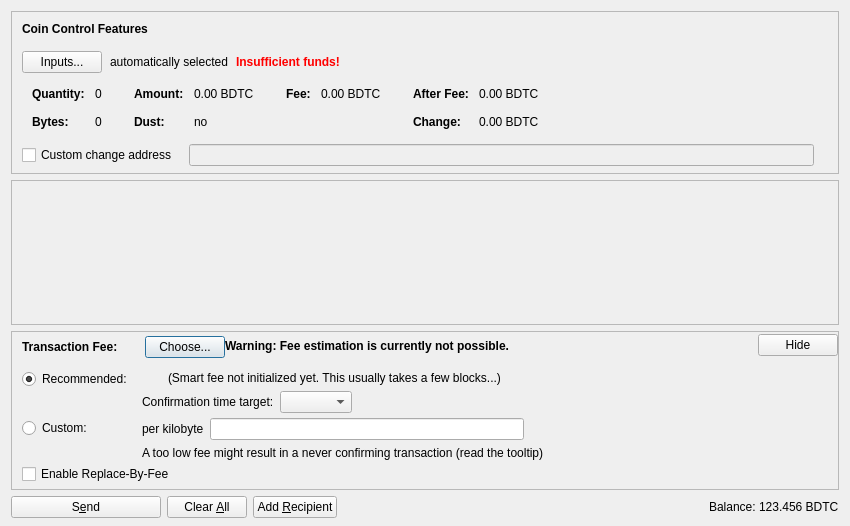
Above: src/qt/forms/sendcoinsdialog.ui from bdtchain/bdtcoin before the change. Below: the same form after it.
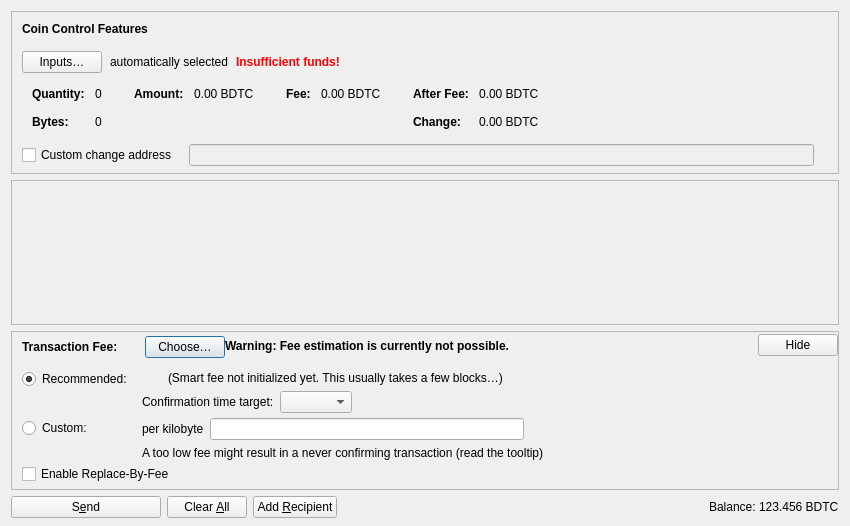
That is the form after the change. Icons and pictures are not drawn. Custom widgets are drawn as their Qt base class.

```diff
--- a/src/qt/forms/sendcoinsdialog.ui
+++ b/src/qt/forms/sendcoinsdialog.ui
@@ -107,7 +107,7 @@
              <string notr="true"/>
             </property>
             <property name="text">
-             <string>Inputs...</string>
+             <string>Inputs…</string>
             </property>
             <property name="autoDefault">
              <bool>false</bool>
@@ -331,35 +331,6 @@
                  </property>
                 </widget>
                </item>
-               <item row="1" column="0">
-                <widget class="QLabel" name="labelCoinControlLowOutputText">
-                 <property name="font">
-                  <font>
-                   <weight>75</weight>
-                   <bold>true</bold>
-                  </font>
-                 </property>
-                 <property name="text">
-                  <string>Dust:</string>
-                 </property>
-                </widget>
-               </item>
-               <item row="1" column="1">
-                <widget class="QLabel" name="labelCoinControlLowOutput">
-                 <property name="cursor">
-                  <cursorShape>IBeamCursor</cursorShape>
-                 </property>
-                 <property name="contextMenuPolicy">
-                  <enum>Qt::ActionsContextMenu</enum>
-                 </property>
-                 <property name="text">
-                  <string notr="true">no</string>
-                 </property>
-                 <property name="textInteractionFlags">
-                  <set>Qt::LinksAccessibleByMouse|Qt::TextSelectableByKeyboard|Qt::TextSelectableByMouse</set>
-                 </property>
-                </widget>
-               </item>
               </layout>
              </item>
              <item>
@@ -738,7 +709,7 @@
               <item>
                <widget class="QPushButton" name="buttonChooseFee">
                 <property name="text">
-                 <string>Choose...</string>
+                 <string>Choose…</string>
                 </property>
                </widget>
               </item>
@@ -991,7 +962,7 @@
                  <item>
                   <widget class="QLabel" name="labelSmartFee2">
                    <property name="text">
-                    <string>(Smart fee not initialized yet. This usually takes a few blocks...)</string>
+                    <string>(Smart fee not initialized yet. This usually takes a few blocks…)</string>
                    </property>
                   </widget>
                  </item>
```
Left out of the diff: 8 changed lines with no effect on the pictures.
